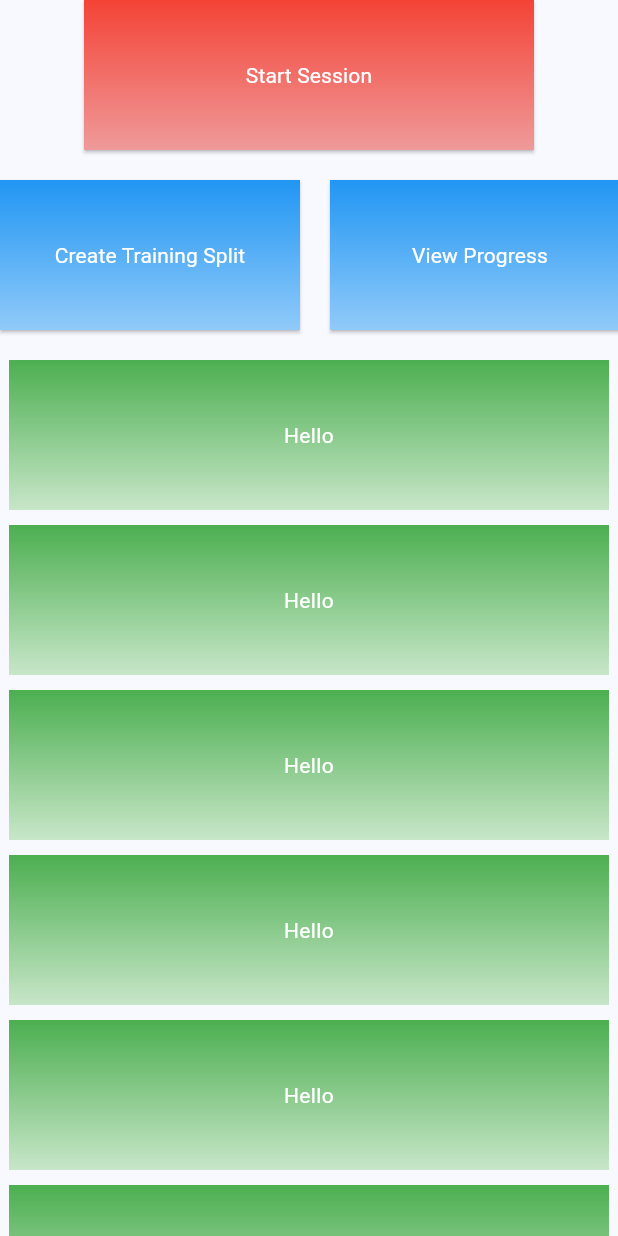
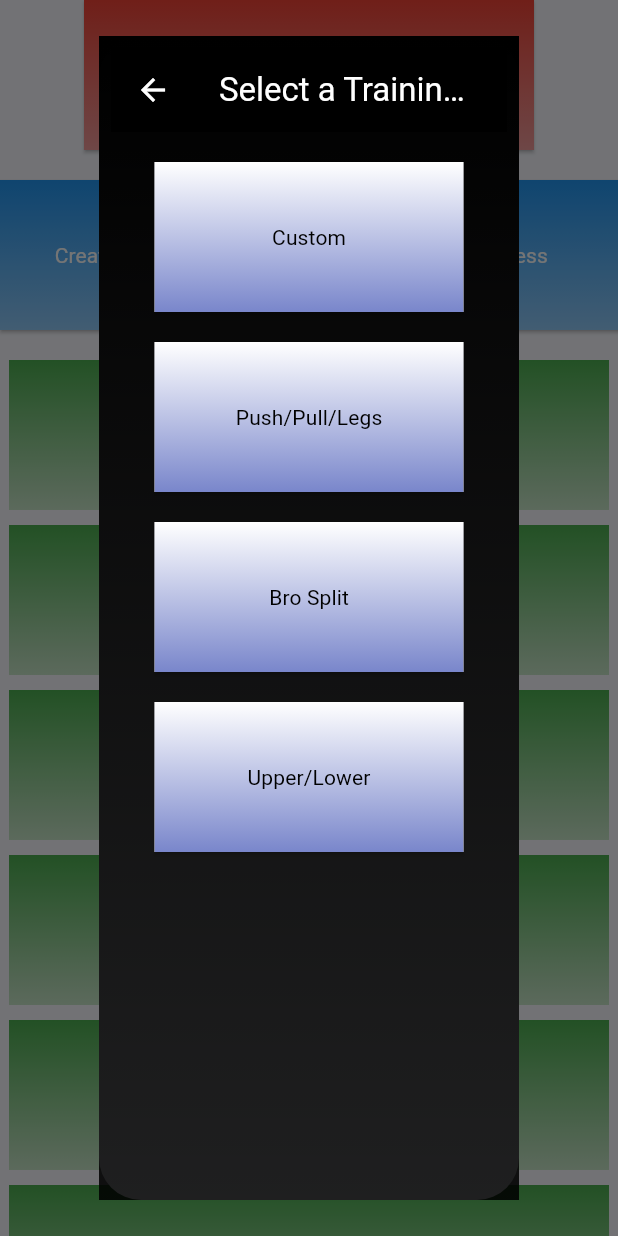
Before and after one commit to Isaac-Stamatelakis/fitness_app, a Flutter app: the HomePage widget shown alone on an empty page, opened directly with empty values, after a tap on "Create Training Split", on a phone screen of 412 x 824 dp. Run offline on Flutter 3.47's test engine with Material 3 defaults, Android fonts, the phone set to English and light mode, and no system bars; our stand-ins replace cloud_firestore, firebase_core, firebase_database, logger; accounts and stored records are empty.

Commit message:
added new training split dialogue, added skeleton for training split page

```diff
--- a/lib/exercise_core/muscle/muscle_list.dart
+++ b/lib/exercise_core/muscle/muscle_list.dart
@@ -3,7 +3,7 @@ import 'package:fitness_app/misc/display_list.dart';
 import 'package:flutter/material.dart';
 
 class MuscleList extends AbstractList<Muscle> {
-  const MuscleList({super.dataList, super.key, required super.colors});
+  const MuscleList({required super.dataList, super.key, required super.colors});
 
   @override
   State<StatefulWidget> createState() => _MuscleListState();
--- a/lib/homepage.dart
+++ b/lib/homepage.dart
@@ -1,11 +1,12 @@
 import 'package:fitness_app/misc/global_widgets.dart';
 import 'package:fitness_app/misc/page_loader.dart';
+import 'package:fitness_app/training_split/preset/dialog_new_split.dart';
 import 'package:fitness_app/user/user.dart';
 import 'package:flutter/material.dart';
 
-class HomePageLoader extends PageLoader {
+class HomePageLoader extends SizedWidgetLoader {
   final String userID;
-  const HomePageLoader({required this.userID, super.key});
+  const HomePageLoader({required this.userID, super.key, required super.size});
 
   @override
   Widget generateContent(AsyncSnapshot snapshot) {
@@ -16,13 +17,6 @@ class HomePageLoader extends PageLoader {
   Future getFuture() {
     return UserRetriever(userID: userID).fromDatabase();
   }
-
-  @override
-  String getTitle() {
-    return "Overload Training";
-  }
-
-
 }
 
 
@@ -103,6 +97,13 @@ class _State extends State<HomePage> {
 
   void _toTrainingSplit() {
     if (widget.user.trainingSplitID == "") {
+      showDialog(
+        context: context,
+        builder: (BuildContext context) {
+          return NewTrainingSplitDialog(user: widget.user);
+        }
+      );
+    } else {
 
     }
   }
--- a/lib/main.dart
+++ b/lib/main.dart
@@ -38,7 +38,7 @@ class MyApp extends StatelessWidget {
             )
           )
       ),
-      home: const MainScaffold(title: "Overload Training", content: HomePageLoader(userID: "C86Yk50EFU6Gj1U69rEj"))
+      home: MainScaffold(title: "Overload Training", content: HomePageLoader(userID: "C86Yk50EFU6Gj1U69rEj", size: MediaQuery.of(context).size/2))
     );
   }
 }
--- /dev/null
+++ b/lib/training_split/preset/dialog_new_split.dart
@@ -0,0 +1,92 @@
+import 'package:fitness_app/misc/display_list.dart';
+import 'package:fitness_app/misc/global_widgets.dart';
+import 'package:fitness_app/training_split/page/page_training_split.dart';
+import 'package:fitness_app/training_split/preset/split_presets.dart';
+import 'package:fitness_app/user/user.dart';
+import 'package:flutter/material.dart';
+
+class NewTrainingSplitDialog extends StatelessWidget {
+  final User user;
+
+  const NewTrainingSplitDialog({super.key, required this.user});
+
+  @override
+  Widget build(BuildContext context) {
+    return AlertDialog(
+      contentPadding: const EdgeInsets.all(0.0),
+      content: Container(
+        decoration: const BoxDecoration(
+          gradient: LinearGradient(
+            colors: [Colors.black, Colors.black87],
+            begin: Alignment.topCenter,
+            end: Alignment.bottomCenter,
+          ),
+        ),
+        padding: const EdgeInsets.all(8),
+        child: Column(
+          mainAxisAlignment: MainAxisAlignment.center,
+          crossAxisAlignment: CrossAxisAlignment.center,
+          children: [
+            AppBar(
+              backgroundColor: Colors.black,
+              title: const Text(
+                "Select a Training Split Preset",
+                style: TextStyle(
+                  color: Colors.white
+                ),
+              ),
+              leading: IconButton(
+                icon: const Icon(
+                  Icons.arrow_back,
+                  color: Colors.white
+                ),
+                onPressed: () {
+                  Navigator.pop(context);
+                },
+              ),
+              centerTitle: true,
+            ),
+            TrainingSplitPresetList(
+              colors: [Colors.white,Colors.indigo.shade300]
+            ),
+          ],
+        ),
+      )
+    );
+  }
+}
+
+class TrainingSplitPresetList extends AbstractList<TrainingSplitPreset> {
+  const TrainingSplitPresetList({super.key, required super.colors}) : super(dataList: TrainingSplitPreset.values);
+  @override
+  State<StatefulWidget> createState() => _TrainingPresetListState();
+}
+
+class _TrainingPresetListState extends AbstractListState<TrainingSplitPreset> {
+  @override
+  Widget? getContainerWidget(TrainingSplitPreset? preset) {
+    return Text(
+      TrainingSplitPresetFactory.presetToString(preset),
+      style: const TextStyle(
+        color: Colors.black
+      ),
+    );
+  }
+
+  @override
+  void onLongPress(TrainingSplitPreset? data) {
+    // Do Nothing
+  }
+
+  @override
+  void onPress(TrainingSplitPreset? preset) {
+    Navigator.pop(context);
+    print(preset.toString());
+    Navigator.push(
+      context,
+      MaterialPageRoute(builder: (context) => TrainingSplitPage(
+        trainingSplit: TrainingSplitPresetFactory.buildSplit(preset))
+      )
+    );
+  }
+}
--- a/lib/training_split/split_presets.dart
+++ b/lib/training_split/preset/split_presets.dart
@@ -1,18 +1,19 @@
 // ignore_for_file: constant_identifier_names
-
 import 'package:fitness_app/exercise_core/movement_pattern/movement_pattern.dart';
+import 'package:fitness_app/misc/display_list.dart';
 import 'package:fitness_app/training_split/set.dart';
 import 'package:fitness_app/training_split/training_split.dart';
+import 'package:flutter/material.dart';
 
 enum TrainingSplitPreset {
- PushPullLeg,
- BroSplit,
- UpperLower,
- Custom
+  Custom,
+  PushPullLeg,
+  BroSplit,
+  UpperLower,
 }
 
 class TrainingSplitPresetFactory {
-  String presetToString(TrainingSplitPreset preset) {
+  static String presetToString(TrainingSplitPreset? preset) {
     switch (preset) {
       case TrainingSplitPreset.PushPullLeg:
         return "Push/Pull/Legs";
@@ -25,7 +26,7 @@ class TrainingSplitPresetFactory {
     }
   }
 
-  TrainingSplit? buildSplit(TrainingSplitPreset preset) {
+  static TrainingSplit? buildSplit(TrainingSplitPreset? preset) {
     switch (preset) {
       case TrainingSplitPreset.PushPullLeg:
         return TrainingSplit(
@@ -167,7 +168,7 @@ class TrainingSplitPresetFactory {
             ),
             TrainingSession(
               dbID: null,
-              name: "Leg",
+              name: "Legs",
               exercises: [
                 ExerciseBlock(
                   movementPattern: MovementPattern.Squat,
@@ -372,7 +373,7 @@ class TrainingSplitPresetFactory {
             ),
             TrainingSession(
               dbID: null,
-              name: "Leg",
+              name: "Legs",
               exercises: [
                 ExerciseBlock(
                   movementPattern: MovementPattern.Squat,
@@ -574,7 +575,7 @@ class TrainingSplitPresetFactory {
             ),
             TrainingSession(
               dbID: null,
-              name: "Leg",
+              name: "Legs",
               exercises: [
                 ExerciseBlock(
                   movementPattern: MovementPattern.Squat,
@@ -918,9 +919,9 @@ class TrainingSplitPresetFactory {
           trainingSessions: [
 
           ],
-
         );
+      case null:
+        return null;
     }
-
   }
 }
```
Also changed, not shown: lib/misc/page_loader.dart (+29 -0 lines), lib/training_split/dialog_new_split.dart (deleted, +0 -54 lines), lib/training_split/page/page_training_split.dart (added, +128 -0 lines), lib/training_split/training_split.dart (+19 -0 lines).
